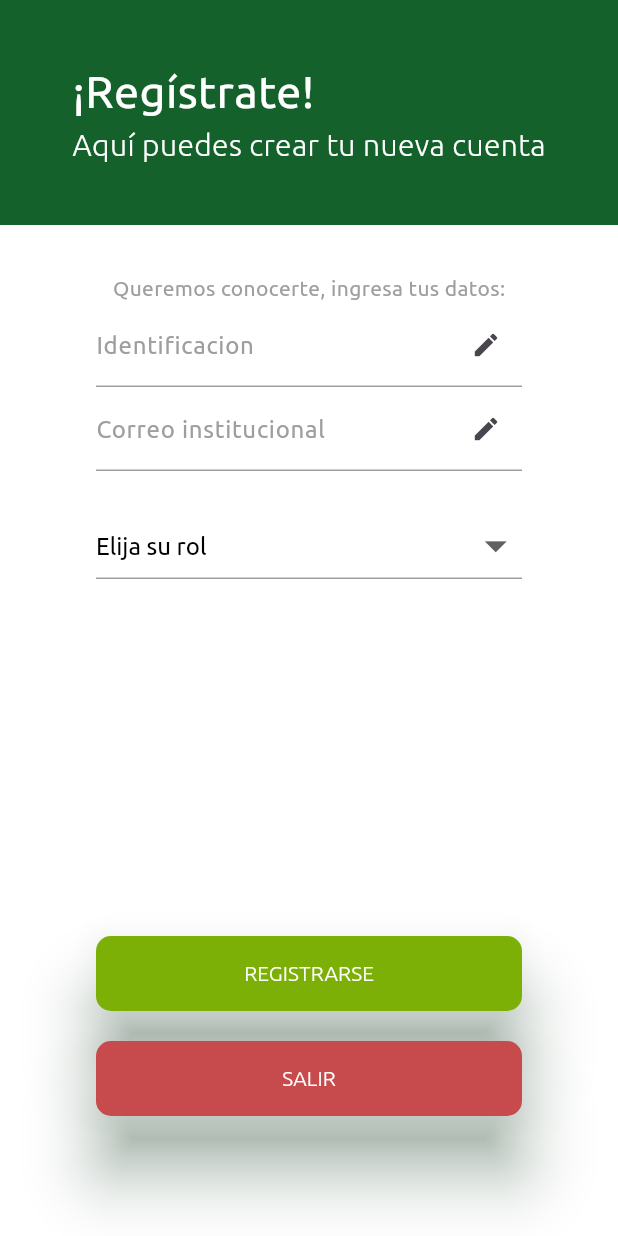
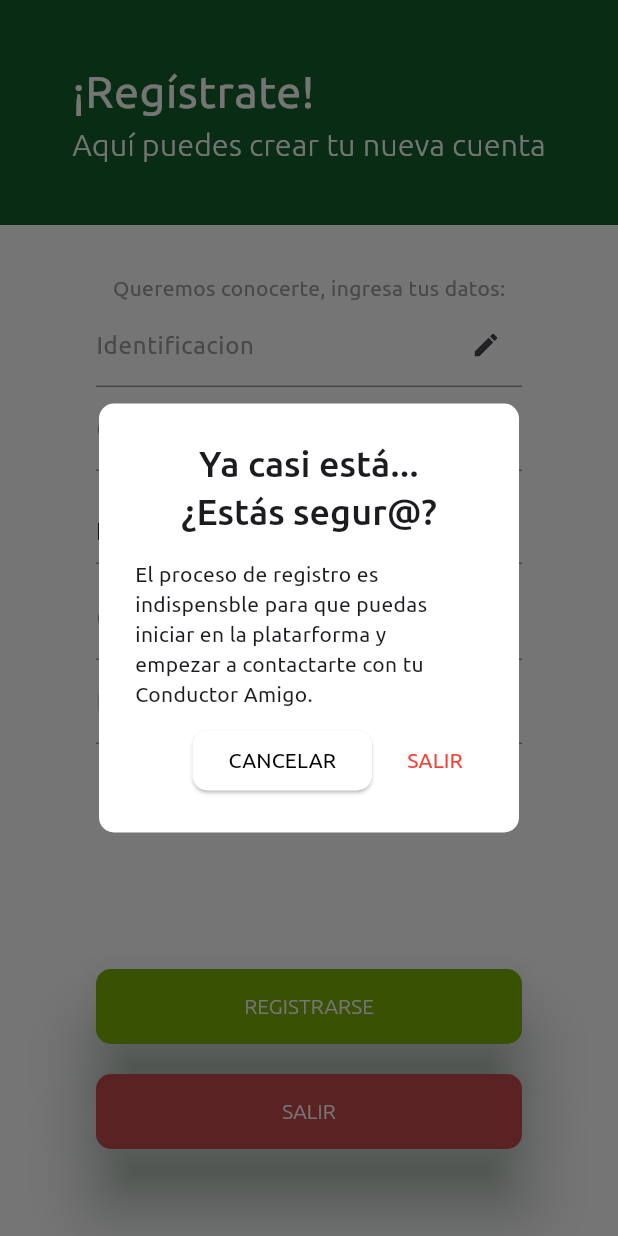
Before and after one commit to danielarcil4/ConductorAmigoApp, a Flutter app: the RegisterPage screen opened directly, after a tap on "SALIR", on a phone screen of 412 x 824 dp. Run offline on Flutter 3.47's test engine with Material 3 defaults, Android fonts, the phone set to English and light mode, and no system bars; project files that could hold a hidden picture were left out.

```diff
--- a/lib/pages/register_page.dart
+++ b/lib/pages/register_page.dart
@@ -1,3 +1,5 @@
+import 'package:conductor_amigo/pages/login_page.dart';
+import 'package:conductor_amigo/pages/usuario_comun_page.dart';
 import 'package:flutter/material.dart';
 
 List<String> rolList = <String>['Elija su rol','Usuario Común', 'Conductor Amigo'];
@@ -13,6 +15,8 @@ class _RegisterPageState extends State<RegisterPage> {
 
   final TextEditingController _identificacionController = TextEditingController();
   final TextEditingController _correoController = TextEditingController();
+  final TextEditingController _contraseniaController = TextEditingController();
+  final TextEditingController _repetirContraseniaController = TextEditingController();
   String dropdownValue = rolList.first;
 
   @override
@@ -20,7 +24,8 @@ class _RegisterPageState extends State<RegisterPage> {
     return Scaffold(
       backgroundColor: Colors.white,
       body:
-        Center(
+        SingleChildScrollView(
+        child: Center(
           child: Column(
             mainAxisAlignment: MainAxisAlignment.start,
             children: [
@@ -54,7 +59,6 @@ class _RegisterPageState extends State<RegisterPage> {
                 ),
               ),
               Padding(padding: const EdgeInsets.symmetric(vertical: 32,horizontal: 64),
-                child: SingleChildScrollView(
                   child: Column(
                     children: [
                       const Text("Queremos conocerte, ingresa tus datos:",
@@ -66,8 +70,8 @@ class _RegisterPageState extends State<RegisterPage> {
                         ),
                       ),
                       _buildInputField(_identificacionController, "Identificacion"),
-                      _buildInputField(_correoController, "Correo institucional"),
-                      const SizedBox(height: 20),
+                      _buildInputField(_correoController, "Correo Institucional"),
+                      const SizedBox(height: 10),
                       DropdownButton<String>(
                         value: dropdownValue,
                         icon: const Icon(Icons.arrow_drop_down,
@@ -101,16 +105,17 @@ class _RegisterPageState extends State<RegisterPage> {
                         );
                       }).toList(),
                       ),
-                      const SizedBox(height: 230),
-                      _buildElevatedButton(0xFF7DB006, "REGISTRARSE"),
+                      _buildInputField(_contraseniaController, "Contraseña",isPassword: true),
+                      _buildInputField(_repetirContraseniaController, "Repetir Contraseña",isPassword: true),
+                      const SizedBox(height: 150),
+                      _buildElevatedButton(0xFF7DB006, "REGISTRARSE",true,context),
                       const SizedBox(height: 20),
-                      _buildElevatedButton(0xFFC74A4D, "SALIR")
-
+                      _buildElevatedButton(0xFFC74A4D, "SALIR",false,context)
                   ],
                 ),
               ),
+            ]
           ),
-            ],
         ),
       ),
     );
@@ -133,14 +138,27 @@ Widget _buildInputField(TextEditingController controller,String labelName,{isPas
         ),
         enabledBorder: const UnderlineInputBorder(
             borderSide: BorderSide(color: Colors.grey,width: 1)
-        )
+        ),
+        focusedBorder: const UnderlineInputBorder(
+          borderSide: BorderSide(color: Colors.grey ,width: 2), // Cambia el color de resaltado aquí
+        ),
     ),
     obscureText: isPassword,
   );
 }
 
-Widget _buildElevatedButton(int colorButton, String text){
-  return ElevatedButton(onPressed: (){},
+Widget _buildElevatedButton(int colorButton, String text,bool registrarUsuario,BuildContext context){
+  return ElevatedButton(onPressed: (){
+    if(registrarUsuario) {
+      Navigator.push(
+          context,
+          MaterialPageRoute(builder: (context) => const UsuarioComunPage())
+      );
+    }
+    else{
+      _mostrarMensaje(context);
+    }
+  },
     style: ElevatedButton.styleFrom(
         shape: RoundedRectangleBorder(borderRadius: BorderRadius.circular(10)),
         backgroundColor: Color(colorButton),
@@ -155,3 +173,90 @@ Widget _buildElevatedButton(int colorButton, String text){
     ),
   );
 }
+
+void _mostrarMensaje(BuildContext context) {
+  showDialog(
+    context: context,
+    builder: (BuildContext context) {
+      // Construye el cuadro de diálogo personalizado
+      return AlertDialog(
+        title: const Text(
+          'Ya casi está...\n'
+          '¿Estás segur@?',
+          textAlign: TextAlign.center,
+          style: TextStyle(
+              fontFamily: 'Ubuntu',
+              fontWeight: FontWeight.w500),
+        ),
+        content: Column(
+          mainAxisSize: MainAxisSize.min,
+          crossAxisAlignment: CrossAxisAlignment.start,
+          children: [
+            const Text(
+              'El proceso de registro es\n'
+              'indispensble para que puedas\n'
+              'iniciar en la platarforma y\n'
+              'empezar a contactarte con tu\n'
+              'Conductor Amigo. ',
+              style: TextStyle(
+                  fontFamily: 'Ubuntu',
+                  fontWeight: FontWeight.w400),
+            ),
+            const SizedBox(height: 10),
+            Row(
+              mainAxisAlignment: MainAxisAlignment.end,
+              children: [
+                ElevatedButton(
+                  onPressed: () {
+                    Navigator.of(context).pop(); // Cerrar el cuadro de diálogo
+                    // Agregar aquí la lógica para salir de la aplicación
+                  },
+                  style: ElevatedButton.styleFrom(
+                    shape: RoundedRectangleBorder(
+                        borderRadius: BorderRadius.circular(10.0)
+                    ),
+                    backgroundColor: Colors.white,
+                  ),
+                  child: const Text(
+                    'CANCELAR',
+                    style: TextStyle(
+                        fontFamily: 'Ubuntu',
+                        fontWeight: FontWeight.w400,
+                        color: Colors.black
+                    ),
+                  ),
+                ),
+                const SizedBox(width: 10),
+                TextButton(
+                  onPressed: () {
+                    Navigator.push(
+                        context,
+                        MaterialPageRoute(builder: (context) => const LoginPage())
+                    );
+                  },
+                  style: TextButton.styleFrom(
+                    shape: RoundedRectangleBorder(
+                        borderRadius: BorderRadius.circular(10.0)
+                    ),
+                  ),
+                  child: const Text(
+                    'SALIR',
+                    style: TextStyle(
+                        fontFamily: 'Ubuntu',
+                        fontWeight: FontWeight.w400,
+                        color: Colors.red
+                    ),
+                  ),
+                ),
+              ],
+            ),
+          ],
+        ),
+        shape: RoundedRectangleBorder(
+          borderRadius: BorderRadius.circular(10.0),
+        ),
+        backgroundColor: Colors.white
+      );
+    },
+  );
+}
--- a/pubspec.yaml
+++ b/pubspec.yaml
@@ -30,7 +30,6 @@ environment:
 dependencies:
   flutter:
     sdk: flutter
-
 
   # The following adds the Cupertino Icons font to your application.
   # Use with the CupertinoIcons class for iOS style icons.
```
Also changed, not shown: lib/pages/login_page.dart (+39 -25 lines), lib/pages/usuario_comun_page.dart (added, +146 -0 lines). Lines whose indentation alone changed are shown as unchanged.
